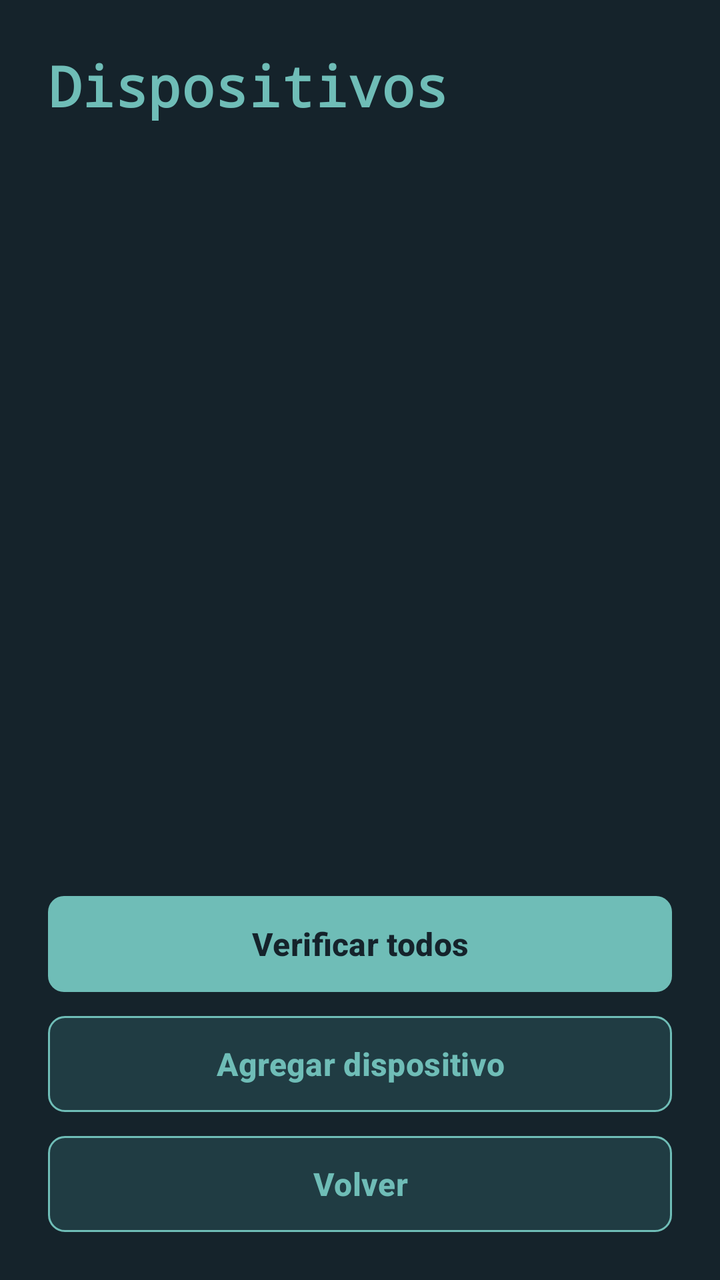
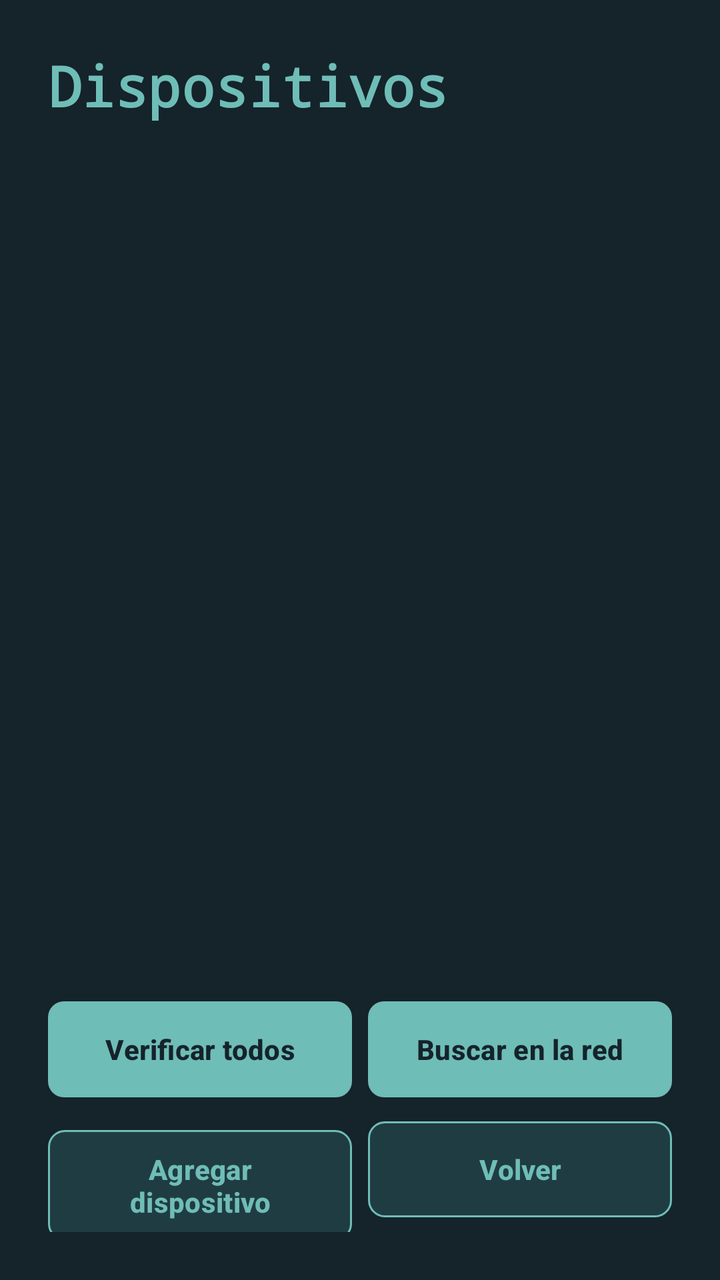

The first picture is an Android layout as it rendered before a commit; the second is the same layout after the commit. The layout source and the unified diff follow.
<!-- AndroidManifest.xml: application theme Theme.HomeTerminalGestion -->
<!-- res/layout/activity_dispositivos.xml -->
<?xml version="1.0" encoding="utf-8"?>
<LinearLayout xmlns:android="http://schemas.android.com/apk/res/android"
    xmlns:tools="http://schemas.android.com/tools"
    android:id="@+id/main"
    android:layout_width="match_parent"
    android:layout_height="match_parent"
    android:orientation="vertical"
    tools:context=".DispositivosActivity">

    <LinearLayout
        android:layout_width="match_parent"
        android:layout_height="match_parent"
        android:orientation="vertical"
        android:padding="24dp">

        <TextView
            style="@style/Titulo"
            android:layout_marginBottom="12dp"
            android:text="@string/titulo_dispositivos" />

        <TextView
            android:id="@+id/tvProgreso"
            android:layout_width="match_parent"
            android:layout_height="wrap_content"
            android:textColor="@color/calido"
            android:visibility="gone" />

        <ProgressBar
            android:id="@+id/progreso"
            style="?android:attr/progressBarStyleHorizontal"
            android:layout_width="match_parent"
            android:layout_height="wrap_content"
            android:layout_marginBottom="8dp"
            android:progressTint="@color/acento"
            android:visibility="gone" />

        <ListView
            android:id="@+id/lista"
            android:layout_width="match_parent"
            android:layout_height="0dp"
            android:layout_weight="1"
            android:divider="@color/superficie"
            android:dividerHeight="1dp" />

        <TextView
            android:id="@+id/tvVacio"
            android:layout_width="match_parent"
            android:layout_height="wrap_content"
            android:gravity="center"
            android:padding="16dp"
            android:text="@string/msg_sin_dispositivos"
            android:textColor="@color/apagado"
            android:visibility="gone" />

        <Button
            android:id="@+id/btnVerificar"
            style="@style/Boton"
            android:text="@string/btn_verificar_todos" />

        <Button
            android:id="@+id/btnAgregar"
            style="@style/BotonBorde"
            android:text="@string/btn_agregar_dispositivo" />

        <Button
            android:id="@+id/btnVolver"
            style="@style/BotonBorde"
            android:text="@string/btn_volver" />

    </LinearLayout>

</LinearLayout>
<!-- resources referenced by this layout -->
<resources>
  <color name="acento">#FF6FBDB7</color>
  <color name="apagado">#FF8FA3A6</color>
  <color name="calido">#FFD5A65D</color>
  <color name="superficie">#FF203C43</color>
  <string name="btn_agregar_dispositivo">Agregar dispositivo</string>
  <string name="btn_verificar_todos">Verificar todos</string>
  <string name="btn_volver">Volver</string>
  <string name="msg_sin_dispositivos">No hay dispositivos cargados</string>
  <string name="titulo_dispositivos">Dispositivos</string>
  <style name="Boton">
          <item name="android:layout_width">match_parent</item>
          <item name="android:layout_height">wrap_content</item>
          <item name="android:layout_marginTop">12dp</item>
          <item name="android:background">@drawable/boton</item>
          <item name="backgroundTint">@null</item>
          <item name="android:textColor">@color/fondo</item>
          <item name="android:textSize">16sp</item>
          <item name="android:textStyle">bold</item>
      </style>
  <style name="BotonBorde" parent="Boton">
          <item name="android:background">@drawable/boton_borde</item>
          <item name="android:textColor">@color/acento</item>
      </style>
  <style name="Titulo">
          <item name="android:layout_width">wrap_content</item>
          <item name="android:layout_height">wrap_content</item>
          <item name="android:textColor">@color/acento</item>
          <item name="android:textSize">28sp</item>
          <item name="android:textStyle">bold</item>
          <item name="android:fontFamily">monospace</item>
      </style>
  <style name="Theme.HomeTerminalGestion" parent="Base.Theme.HomeTerminalGestion" />
  <!-- drawable boton (drawable) -->
  <?xml version="1.0" encoding="utf-8"?>
  <shape xmlns:android="http://schemas.android.com/apk/res/android"
      android:shape="rectangle">
      <solid android:color="@color/acento" />
      <corners android:radius="8dp" />
  </shape>
  <color name="fondo">#FF15232B</color>
  <!-- drawable boton_borde (drawable) -->
  <?xml version="1.0" encoding="utf-8"?>
  <shape xmlns:android="http://schemas.android.com/apk/res/android"
      android:shape="rectangle">
      <solid android:color="@color/superficie" />
      <corners android:radius="8dp" />
      <stroke
          android:width="1dp"
          android:color="@color/acento" />
  </shape>
  <style name="Base.Theme.HomeTerminalGestion" parent="Theme.Material3.Dark.NoActionBar">
          <item name="colorPrimary">@color/acento</item>
          <item name="colorOnPrimary">@color/fondo</item>
          <item name="colorSecondary">@color/calido</item>
          <item name="colorSurface">@color/superficie</item>
          <item name="colorOnSurface">@color/texto</item>
          <item name="colorSurfaceContainerHigh">@color/superficie</item>
          <item name="android:colorBackground">@color/fondo</item>
          <item name="android:windowBackground">@color/fondo</item>
          <item name="android:textColor">@color/texto</item>
          <item name="android:textColorPrimary">@color/texto</item>
          <item name="android:textColorSecondary">@color/apagado</item>
          <item name="android:textColorHint">@color/apagado</item>
          <item name="android:statusBarColor">@color/fondo</item>
          <item name="android:navigationBarColor">@color/fondo</item>
          <item name="alertDialogTheme">@style/Dialogo</item>
          <item name="materialAlertDialogTheme">@style/Dialogo</item>
      </style>
  <color name="texto">#FFF0E7D6</color>
  <style name="Dialogo" parent="ThemeOverlay.Material3.MaterialAlertDialog">
          <item name="colorSurfaceContainerHigh">@color/superficie</item>
          <item name="colorOnSurface">@color/texto</item>
          <item name="colorOnSurfaceVariant">@color/texto</item>
          <item name="colorPrimary">@color/acento</item>
      </style>
</resources>

<!-- the commit's change to res/layout/activity_dispositivos.xml (unified diff, before → after) -->
@@ -52,20 +52,53 @@
             android:textColor="@color/apagado"
             android:visibility="gone" />
 
-        <Button
-            android:id="@+id/btnVerificar"
-            style="@style/Boton"
-            android:text="@string/btn_verificar_todos" />
+        <LinearLayout
+            android:layout_width="match_parent"
+            android:layout_height="wrap_content"
+            android:orientation="horizontal">
 
-        <Button
-            android:id="@+id/btnAgregar"
-            style="@style/BotonBorde"
-            android:text="@string/btn_agregar_dispositivo" />
+            <Button
+                android:id="@+id/btnVerificar"
+                style="@style/Boton"
+                android:layout_width="0dp"
+                android:layout_marginEnd="4dp"
+                android:layout_weight="1"
+                android:text="@string/btn_verificar_todos"
+                android:textSize="14sp" />
 
-        <Button
-            android:id="@+id/btnVolver"
-            style="@style/BotonBorde"
-            android:text="@string/btn_volver" />
+            <Button
+                android:id="@+id/btnBuscar"
+                style="@style/Boton"
+                android:layout_width="0dp"
+                android:layout_marginStart="4dp"
+                android:layout_weight="1"
+                android:text="@string/btn_buscar_red"
+                android:textSize="14sp" />
+        </LinearLayout>
+
+        <LinearLayout
+            android:layout_width="match_parent"
+            android:layout_height="wrap_content"
+            android:orientation="horizontal">
+
+            <Button
+                android:id="@+id/btnAgregar"
+                style="@style/BotonBorde"
+                android:layout_width="0dp"
+                android:layout_marginEnd="4dp"
+                android:layout_weight="1"
+                android:text="@string/btn_agregar_dispositivo"
+                android:textSize="14sp" />
+
+            <Button
+                android:id="@+id/btnVolver"
+                style="@style/BotonBorde"
+                android:layout_width="0dp"
+                android:layout_marginStart="4dp"
+                android:layout_weight="1"
+                android:text="@string/btn_volver"
+                android:textSize="14sp" />
+        </LinearLayout>
 
     </LinearLayout>
 
<!-- resource entries referenced after the edit -->
@@ -5,6 +5,7 @@
   <color name="calido">#FFD5A65D</color>
   <color name="superficie">#FF203C43</color>
   <string name="btn_agregar_dispositivo">Agregar dispositivo</string>
+  <string name="btn_buscar_red">Buscar en la red</string>
   <string name="btn_verificar_todos">Verificar todos</string>
   <string name="btn_volver">Volver</string>
   <string name="msg_sin_dispositivos">No hay dispositivos cargados</string>
